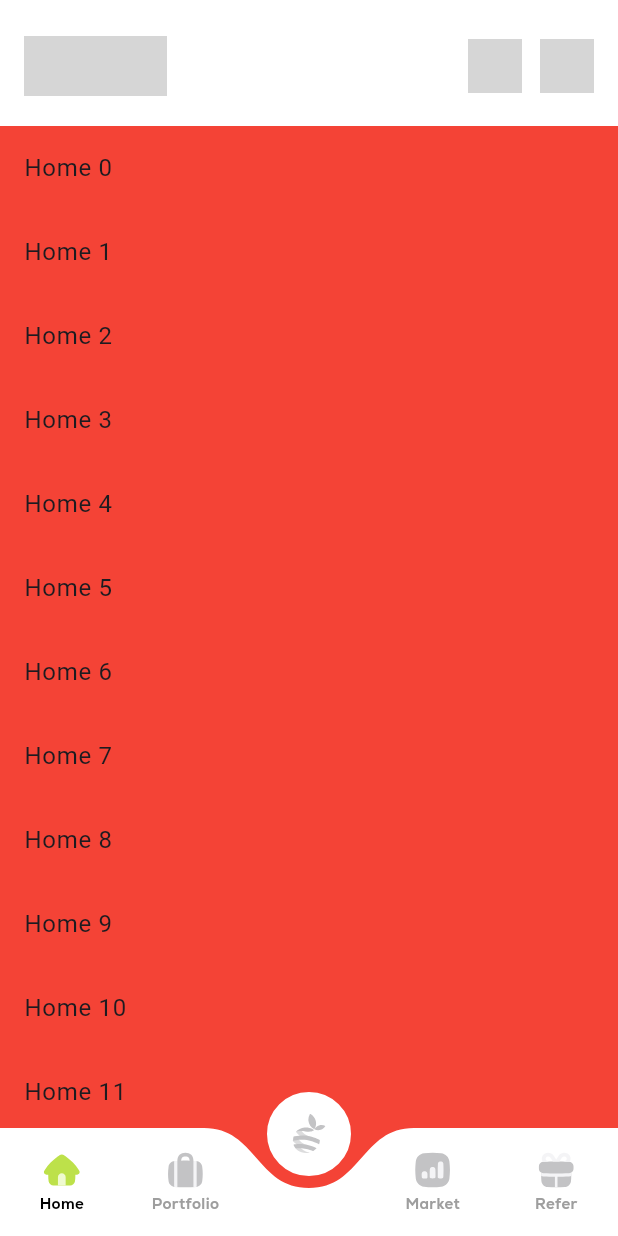
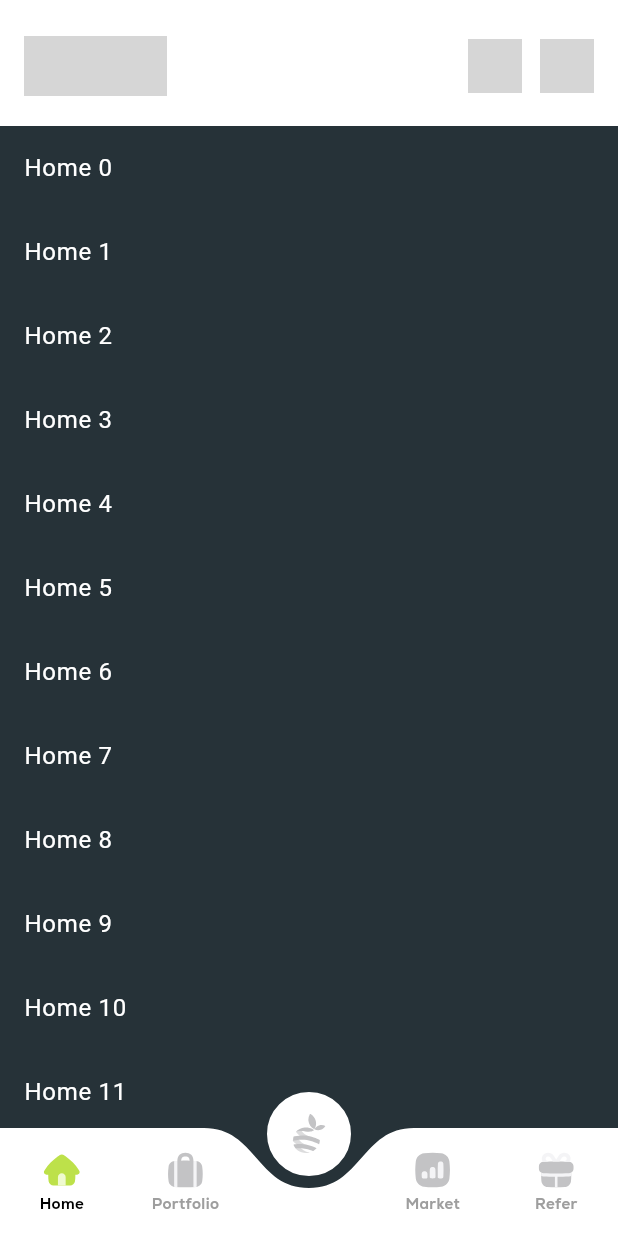
Before and after one commit to jaskaranpr/flutter-st, a Flutter app: the screen it shows after launch, on a phone screen of 412 x 824 dp. Run offline on Flutter 3.47's test engine with Material 3 defaults, Android fonts, the phone set to English and light mode, and no system bars; our stand-ins replace flutter_svg, lottie; generated files the repository leaves out were written again; network calls fail; grey boxes are pictures that could not be loaded.

Commit message:
fix: added screen colors

```diff
--- a/lib/src/containers/dashboard.dart
+++ b/lib/src/containers/dashboard.dart
@@ -1,5 +1,6 @@
 import 'package:flutter/material.dart';
 import 'package:flutter/services.dart';
+import 'package:flutter_personal/src/components/header/header.dart';
 import 'package:flutter_personal/src/containers/discover/discover.dart';
 import 'package:flutter_personal/src/containers/home/home.dart';
 import 'package:flutter_personal/src/containers/market/market.dart';
@@ -98,13 +99,18 @@ class _DashboardState extends State<Dashboard> {
     return Scaffold(
       body: Stack(
         children: [
-          PageView(
+          Column(
+            children: [
+              Header(page: "Dashboard"),
+              Expanded(
+                    child: PageView(
                   controller: pageController,
                   onPageChanged: (index) {
                     setState(() {
                     _selectedIndex = index;
                     });
                   },
+                  // physics: NeverScrollableScrollPhysics(), // Disable horizontal scroll
                   clipBehavior: Clip.antiAlias,
                   children: const <Widget>[
                     Home(),
@@ -112,6 +118,8 @@ class _DashboardState extends State<Dashboard> {
                   Discover(),
                   Market(),
                   Refer(),
+                ],
+              )),
             ],
           ),
           Positioned(
--- a/lib/src/containers/home/home.dart
+++ b/lib/src/containers/home/home.dart
@@ -1,5 +1,4 @@
 import 'package:flutter/material.dart';
-import 'package:flutter_personal/src/components/header/header.dart';
 
 class Home extends StatelessWidget {
   const Home({super.key});
@@ -7,21 +6,18 @@ class Home extends StatelessWidget {
   @override
   Widget build(BuildContext context) {
     return Container(
-        color: Colors.red,
-        child: Column(
-          children: [
-            Header(page: "Home"),
-            Expanded(
+      color: Colors.blueGrey[900], // Dark background color
       child: ListView.builder(
         itemCount: 20,
         itemBuilder: (context, index) {
           return ListTile(
-                    title: Text('Home $index'),
+            title: Text(
+              'Home $index',
+              style: TextStyle(color: Colors.white), // Light text color
+            ),
           );
         },
       ),
-            ),
-          ],
-        ));
+    );
   }
 }
```
Also changed, not shown: lib/src/containers/discover/discover.dart (+6 -10 lines), lib/src/containers/market/market.dart (+6 -10 lines), lib/src/containers/portfolio/portfolio.dart (+7 -10 lines), lib/src/containers/refer/refer.dart (+6 -10 lines). Lines whose indentation alone changed are shown as unchanged.
